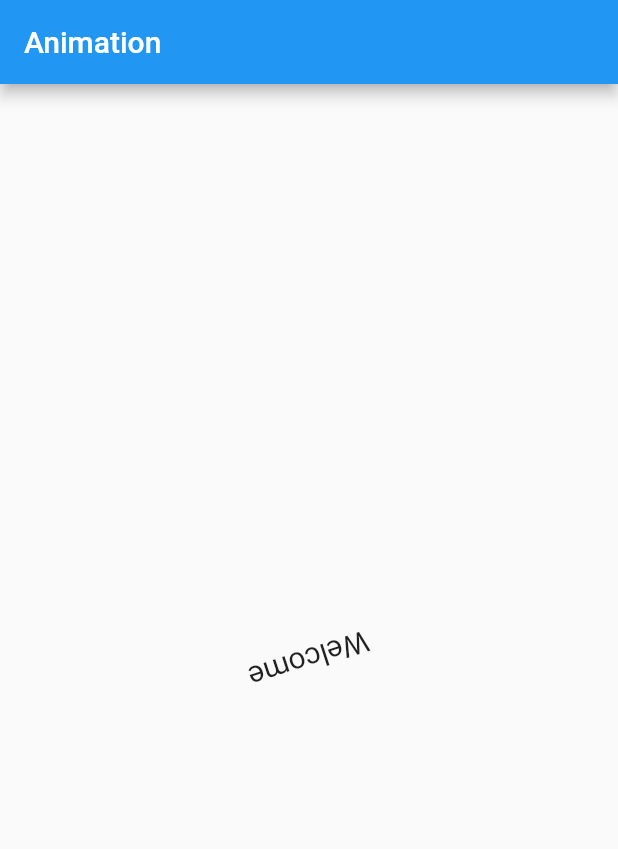
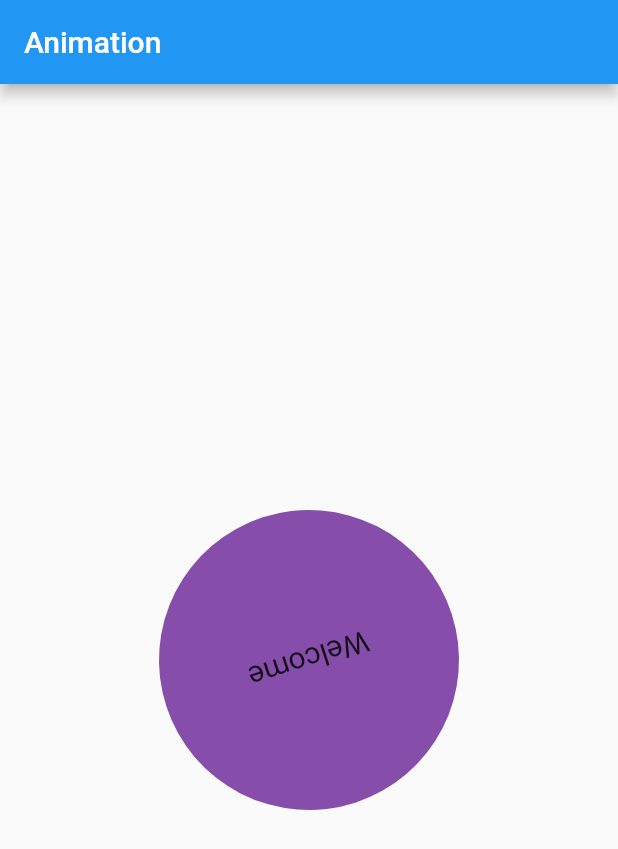
Before and after one commit to cankush625/Flutter-Animation, a Flutter app: the screen it shows after launch, on a phone screen of 412 x 824 dp. Shown: the top 849 px of the screen. Run offline on Flutter 3.47's test engine with Material 2 defaults, Android fonts, the phone set to English and light mode, and no system bars.

Commit message:
Animation for changing the container color automatically
Signed-off-by: cankush625 <cankush625@gmail.com>

```diff
--- a/lib/animation/animation.dart
+++ b/lib/animation/animation.dart
@@ -1,3 +1,5 @@
+import 'dart:io';
+
 import 'package:flutter/material.dart';
 import 'dart:math' as math;
 
@@ -5,11 +7,35 @@ class Anim extends StatefulWidget {
   _AnimState createState() => _AnimState();
 }
 
-// Use TickerProviderStateMixin if you have multiple AnimationControllers
 class _AnimState extends State<Anim>
     with SingleTickerProviderStateMixin {
   AnimationController animController;
   Animation<double> animation;
+
+  int i = 0;
+  int j = 0;
+  bool flag = false;
+  bool flag1 = false;
+
+  void changeColors() {
+    if  (flag == false && i <= _colors.length-1) {
+      sleep(Duration(milliseconds: 100));
+      if (i == _colors.length-1) {
+        flag = true;
+      } else {
+        print(i);
+        i++;
+      }
+    } else if (flag == true && i >= 0) {
+      sleep(Duration(milliseconds: 100));
+      if (i == 0) {
+        flag = false;
+      } else {
+        print(i);
+        i--;
+      }
+    }
+  }
 
   @override
   void initState() {
@@ -25,7 +51,9 @@ class _AnimState extends State<Anim>
       end: 2 * math.pi,
     ).animate(animController)
     ..addListener(() {
-      setState(() {});
+      setState(() {
+        changeColors();
+      });
     })
     ..addStatusListener((status) {
       if (status == AnimationStatus.completed) {
@@ -50,10 +78,18 @@ class _AnimState extends State<Anim>
           angle: animation.value,
           child: Center(
             child: Container(
-              child: Text(
-                'Welcome',
-                style: TextStyle(
-                  fontSize: 20,
+              height: 200,
+              width: 200,
+              decoration: BoxDecoration(
+                borderRadius: BorderRadius.circular(100),
+                color: _colors[i],
+              ),
+              child: Center(
+                child: Text(
+                  'Welcome',
+                  style: TextStyle(
+                    fontSize: 20,
+                  ),
                 ),
               ),
             ),
@@ -63,6 +99,44 @@ class _AnimState extends State<Anim>
     );
   }
 
+  final _colors = [
+    Color(0xFFc95959),
+    Color(0xFFc43f3f),
+    Color(0xFFc42727),
+    Color(0xFFc91818),
+    Color(0xFFc40808),
+    Color(0xFFc47e49),
+    Color(0xFFc77334),
+    Color(0xFFc76720),
+    Color(0xFFc25b10),
+    Color(0xFFc25608),
+    Color(0xFFbdb85b),
+    Color(0xFFc4be49),
+    Color(0xFFc4bd33),
+    Color(0xFFc9c11e),
+    Color(0xFFc9c008),
+    Color(0xFF4dc45b),
+    Color(0xFF3ec94f),
+    Color(0xFF2bcc3f),
+    Color(0xFF16c42b),
+    Color(0xFF07b31c),
+    Color(0xFF4446b8),
+    Color(0xFF3032ab),
+    Color(0xFF21239c),
+    Color(0xFF12148a),
+    Color(0xFF050778),
+    Color(0xFF5bbaba),
+    Color(0xFF42b8b8),
+    Color(0xFF2bbaba),
+    Color(0xFF038ea3),
+    Color(0xFF017a8c),
+    Color(0xFF874dab),
+    Color(0xFF7b3ba3),
+    Color(0xFF6c2599),
+    Color(0xFF5b1487),
+    Color(0xFF4d0778),
+  ];
+
   @override
   void dispose() {
     animController.dispose();
```
